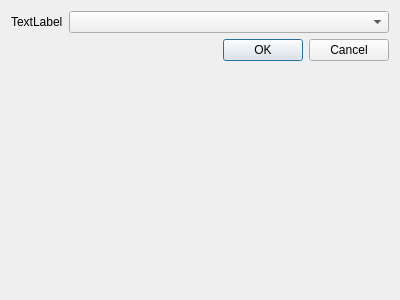
mzsoftsoftware/C64Foundry, file Gui/IEC/IECAsciiPrinterSettingsDialog.ui: the form before one commit.
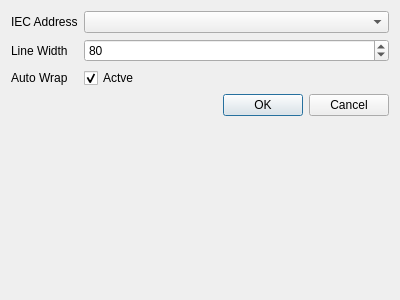
The form after the commit.

Diff of the .ui file:
```diff
--- a/Gui/IEC/IECAsciiPrinterSettingsDialog.ui
+++ b/Gui/IEC/IECAsciiPrinterSettingsDialog.ui
@@ -17,14 +17,14 @@
    <item row="0" column="0">
     <widget class="QLabel" name="label_DeviceNumber">
      <property name="text">
-      <string>TextLabel</string>
+      <string>IEC Address</string>
      </property>
     </widget>
    </item>
    <item row="0" column="1">
     <widget class="QComboBox" name="comboBox_DeviceNumber"/>
    </item>
-   <item row="1" column="0" colspan="2">
+   <item row="3" column="0" colspan="2">
     <widget class="QDialogButtonBox" name="buttonBox">
      <property name="orientation">
       <enum>Qt::Orientation::Horizontal</enum>
@@ -34,6 +34,43 @@
      </property>
     </widget>
    </item>
+   <item row="1" column="0">
+    <widget class="QLabel" name="label_LineWidth">
+     <property name="text">
+      <string>Line Width</string>
+     </property>
+    </widget>
+   </item>
+   <item row="1" column="1">
+    <widget class="QSpinBox" name="spinBox_LineWidth">
+     <property name="minimum">
+      <number>1</number>
+     </property>
+     <property name="maximum">
+      <number>9999</number>
+     </property>
+     <property name="value">
+      <number>80</number>
+     </property>
+    </widget>
+   </item>
+   <item row="2" column="1">
+    <widget class="QCheckBox" name="checkBox_AutoWrap">
+     <property name="text">
+      <string>Actve</string>
+     </property>
+     <property name="checked">
+      <bool>true</bool>
+     </property>
+    </widget>
+   </item>
+   <item row="2" column="0">
+    <widget class="QLabel" name="label_AutoWrap">
+     <property name="text">
+      <string>Auto Wrap</string>
+     </property>
+    </widget>
+   </item>
   </layout>
  </widget>
  <resources/>
```
